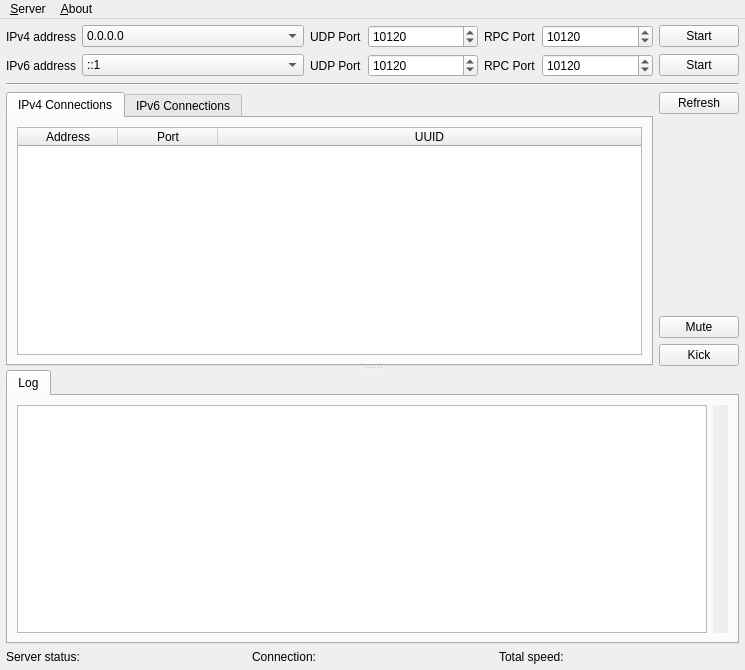
Before: the Qt Designer form aqua-qt/qt-server/src/ui/ServerMainWindow.ui in aquawius/aqua, drawn with Qt 5.
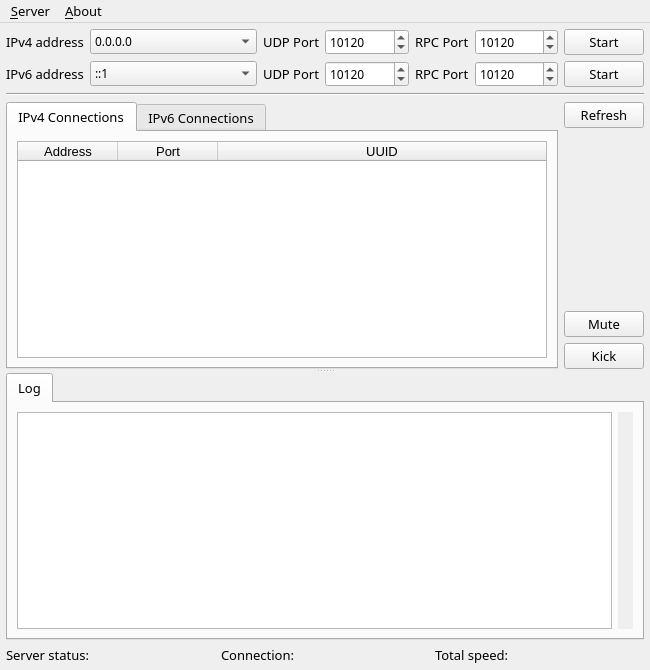
After: the same form once the commit is applied. Custom widgets are drawn as their Qt base class.

Commit message: aqua_qt_server: change font size.

The edit to the form file:
```diff
--- a/aqua-qt/qt-server/src/ui/ServerMainWindow.ui
+++ b/aqua-qt/qt-server/src/ui/ServerMainWindow.ui
@@ -6,10 +6,16 @@
    <rect>
     <x>0</x>
     <y>0</y>
-    <width>745</width>
+    <width>650</width>
     <height>670</height>
    </rect>
   </property>
+  <property name="font">
+   <font>
+    <family>Microsoft YaHei</family>
+    <pointsize>10</pointsize>
+   </font>
+  </property>
   <property name="acceptDrops">
    <bool>false</bool>
   </property>
@@ -17,7 +23,7 @@
    <string>aqua server</string>
   </property>
   <property name="autoFillBackground">
-   <bool>false</bool>
+   <bool>true</bool>
   </property>
   <property name="tabShape">
    <enum>QTabWidget::TabShape::Rounded</enum>
@@ -49,6 +55,12 @@
      <layout class="QGridLayout" name="gridLayout_IPAddrSelector" columnstretch="0,2,0,1,0,1,0">
       <item row="1" column="1">
        <widget class="QComboBox" name="comboBox_IPv6AddrSelector">
+        <property name="font">
+         <font>
+          <family>Microsoft YaHei</family>
+          <pointsize>9</pointsize>
+         </font>
+        </property>
         <item>
          <property name="text">
           <string>::1</string>
@@ -58,6 +70,12 @@
       </item>
       <item row="0" column="1">
        <widget class="QComboBox" name="comboBox_IPv4AddrSelector">
+        <property name="font">
+         <font>
+          <family>Microsoft YaHei</family>
+          <pointsize>9</pointsize>
+         </font>
+        </property>
         <item>
          <property name="text">
           <string>0.0.0.0</string>
@@ -77,6 +95,12 @@
       </item>
       <item row="0" column="3">
        <widget class="QSpinBox" name="spinBox_IPv4Port">
+        <property name="font">
+         <font>
+          <family>Microsoft YaHei</family>
+          <pointsize>9</pointsize>
+         </font>
+        </property>
         <property name="maximum">
          <number>65535</number>
         </property>
@@ -87,6 +111,12 @@
       </item>
       <item row="0" column="0">
        <widget class="QLabel" name="label_IPv4AddrSelector">
+        <property name="font">
+         <font>
+          <family>Microsoft YaHei</family>
+          <pointsize>10</pointsize>
+         </font>
+        </property>
         <property name="text">
          <string>IPv4 address</string>
         </property>
@@ -139,6 +169,12 @@
       </item>
       <item row="1" column="3">
        <widget class="QSpinBox" name="spinBox_IPv6Port">
+        <property name="font">
+         <font>
+          <family>Microsoft YaHei</family>
+          <pointsize>9</pointsize>
+         </font>
+        </property>
         <property name="maximum">
          <number>65535</number>
         </property>
@@ -173,6 +209,12 @@
       </item>
       <item row="0" column="5">
        <widget class="QSpinBox" name="spinBox_IPv4RPCPort">
+        <property name="font">
+         <font>
+          <family>Microsoft YaHei</family>
+          <pointsize>9</pointsize>
+         </font>
+        </property>
         <property name="maximum">
          <number>65535</number>
         </property>
@@ -183,6 +225,12 @@
       </item>
       <item row="1" column="5">
        <widget class="QSpinBox" name="spinBox_IPv6RPCPort">
+        <property name="font">
+         <font>
+          <family>Microsoft YaHei</family>
+          <pointsize>9</pointsize>
+         </font>
+        </property>
         <property name="maximum">
          <number>65535</number>
         </property>
@@ -231,6 +279,12 @@
            <layout class="QHBoxLayout" name="horizontalLayout_IPv4Connection">
             <item>
              <widget class="QTableWidget" name="tableIPv4Connections">
+              <property name="font">
+               <font>
+                <family>Microsoft YaHei UI</family>
+                <pointsize>10</pointsize>
+               </font>
+              </property>
               <property name="autoScrollMargin">
                <number>16</number>
               </property>
@@ -374,6 +428,12 @@
                 <verstretch>0</verstretch>
                </sizepolicy>
               </property>
+              <property name="font">
+               <font>
+                <family>Microsoft YaHei</family>
+                <pointsize>9</pointsize>
+               </font>
+              </property>
               <property name="overwriteMode">
                <bool>true</bool>
               </property>
@@ -441,7 +501,7 @@
     <rect>
      <x>0</x>
      <y>0</y>
-     <width>745</width>
+     <width>650</width>
      <height>23</height>
     </rect>
    </property>
```
Left out of the diff: 3 changed lines with no effect on the pictures.
